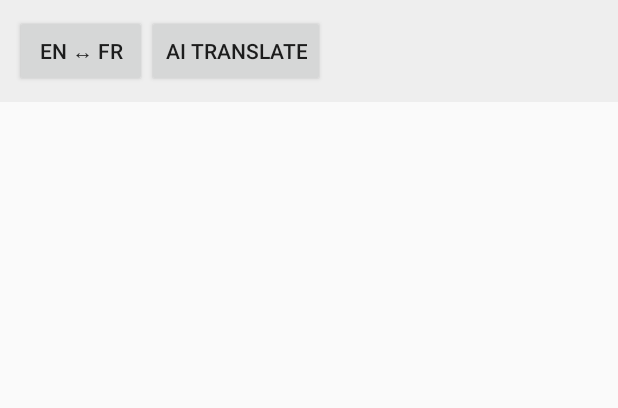
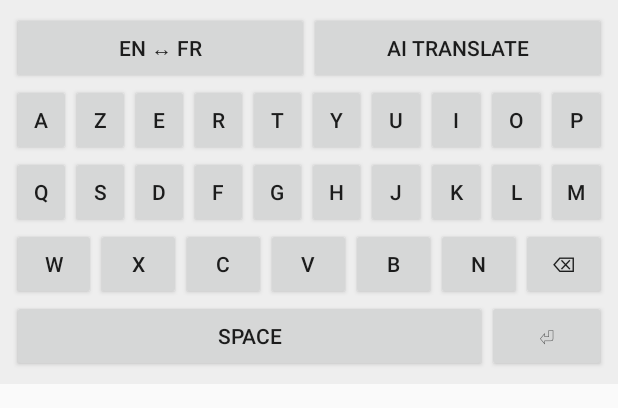
Before and after one commit to Wa101001/AIKeyboard, an Android app built with Jetpack Compose: the layout keyboard_view.xml on its own in the app's theme, with its tools: preview values and no code run, on a phone screen of 412 x 824 dp. Shown: the top 408 px of the screen. Run offline under Robolectric (Android 15) with nearby library versions, the phone set to English and light mode, and no system bars.

Commit message:
Added keys to the keyboard xD

```diff
--- a/app/src/main/java/com/example/aikeyboard/AIKeyboardService.kt
+++ b/app/src/main/java/com/example/aikeyboard/AIKeyboardService.kt
@@ -1,6 +1,7 @@
 package com.example.aikeyboard
 
 import android.inputmethodservice.InputMethodService
+import android.view.KeyEvent
 import android.view.View
 import android.view.inputmethod.InputConnection
 import android.widget.Button
@@ -11,19 +12,57 @@ class AIKeyboardService : InputMethodService() {
     override fun onCreateInputView(): View {
         val keyboardView = layoutInflater.inflate(R.layout.keyboard_view, null)
 
+        val inputConnection = currentInputConnection
+
+        // Buttons for AI features
         val translateButton = keyboardView.findViewById<Button>(R.id.btn_translate)
         val toggleButton = keyboardView.findViewById<Button>(R.id.btn_toggle_lang)
 
         translateButton.setOnClickListener {
-            val inputConnection: InputConnection? = currentInputConnection
-            val text = inputConnection?.getSelectedText(0)?.toString()
-            Toast.makeText(this, "Translate: $text", Toast.LENGTH_SHORT).show()
+            val selectedText = inputConnection?.getSelectedText(0)?.toString()
+            Toast.makeText(this, "Translate: $selectedText", Toast.LENGTH_SHORT).show()
+            // GPT-4 integration will go here
         }
 
         toggleButton.setOnClickListener {
             Toast.makeText(this, "Language toggled", Toast.LENGTH_SHORT).show()
         }
 
+        // AZERTY key labels
+        val keyMap = mapOf(
+            R.id.key_a to "a", R.id.key_z to "z", R.id.key_e to "e", R.id.key_r to "r",
+            R.id.key_t to "t", R.id.key_y to "y", R.id.key_u to "u", R.id.key_i to "i",
+            R.id.key_o to "o", R.id.key_p to "p", R.id.key_q to "q", R.id.key_s to "s",
+            R.id.key_d to "d", R.id.key_f to "f", R.id.key_g to "g", R.id.key_h to "h",
+            R.id.key_j to "j", R.id.key_k to "k", R.id.key_l to "l", R.id.key_m to "m",
+            R.id.key_w to "w", R.id.key_x to "x", R.id.key_c to "c", R.id.key_v to "v",
+            R.id.key_b to "b", R.id.key_n to "n"
+        )
+
+        // Set up character key click listeners
+        for ((id, char) in keyMap) {
+            keyboardView.findViewById<Button>(id).setOnClickListener {
+                currentInputConnection?.commitText(char, 1)
+            }
+        }
+
+        // Handle space
+        keyboardView.findViewById<Button>(R.id.key_space).setOnClickListener {
+            currentInputConnection?.commitText(" ", 1)
+        }
+
+        // Handle delete
+        keyboardView.findViewById<Button>(R.id.key_delete).setOnClickListener {
+            currentInputConnection?.deleteSurroundingText(1, 0)
+        }
+
+        // Handle enter
+        keyboardView.findViewById<Button>(R.id.key_enter).setOnClickListener {
+            currentInputConnection?.sendKeyEvent(
+                KeyEvent(KeyEvent.ACTION_DOWN, KeyEvent.KEYCODE_ENTER)
+            )
+        }
+
         return keyboardView
     }
 }
--- a/app/src/main/res/layout/keyboard_view.xml
+++ b/app/src/main/res/layout/keyboard_view.xml
@@ -1,21 +1,83 @@
 <?xml version="1.0" encoding="utf-8"?>
 <LinearLayout
     xmlns:android="http://schemas.android.com/apk/res/android"
+    android:orientation="vertical"
     android:layout_width="match_parent"
     android:layout_height="wrap_content"
-    android:orientation="horizontal"
     android:background="#eeeeee"
-    android:padding="10dp">
+    android:padding="8dp">
+
+    <!-- Top bar -->
+    <LinearLayout
+        android:layout_width="match_parent"
+        android:layout_height="wrap_content"
+        android:orientation="horizontal">
 
         <Button
             android:id="@+id/btn_toggle_lang"
-        android:layout_width="wrap_content"
+            android:layout_width="0dp"
+            android:layout_weight="1"
             android:layout_height="wrap_content"
             android:text="EN ↔ FR" />
 
         <Button
             android:id="@+id/btn_translate"
-        android:layout_width="wrap_content"
+            android:layout_width="0dp"
+            android:layout_weight="1"
             android:layout_height="wrap_content"
             android:text="AI Translate" />
     </LinearLayout>
+
+    <!-- Row 1: A Z E R T Y U I O P -->
+    <LinearLayout android:layout_width="match_parent"
+        android:layout_height="wrap_content"
+        android:orientation="horizontal">
+        <Button android:id="@+id/key_a" android:layout_weight="1" android:layout_width="0dp" android:text="A" android:layout_height="wrap_content" />
+        <Button android:id="@+id/key_z" android:layout_weight="1" android:layout_width="0dp" android:text="Z" android:layout_height="wrap_content" />
+        <Button android:id="@+id/key_e" android:layout_weight="1" android:layout_width="0dp" android:text="E" android:layout_height="wrap_content" />
+        <Button android:id="@+id/key_r" android:layout_weight="1" android:layout_width="0dp" android:text="R" android:layout_height="wrap_content" />
+        <Button android:id="@+id/key_t" android:layout_weight="1" android:layout_width="0dp" android:text="T" android:layout_height="wrap_content" />
+        <Button android:id="@+id/key_y" android:layout_weight="1" android:layout_width="0dp" android:text="Y" android:layout_height="wrap_content" />
+        <Button android:id="@+id/key_u" android:layout_weight="1" android:layout_width="0dp" android:text="U" android:layout_height="wrap_content" />
+        <Button android:id="@+id/key_i" android:layout_weight="1" android:layout_width="0dp" android:text="I" android:layout_height="wrap_content" />
+        <Button android:id="@+id/key_o" android:layout_weight="1" android:layout_width="0dp" android:text="O" android:layout_height="wrap_content" />
+        <Button android:id="@+id/key_p" android:layout_weight="1" android:layout_width="0dp" android:text="P" android:layout_height="wrap_content" />
+    </LinearLayout>
+
+    <!-- Row 2: Q S D F G H J K L M -->
+    <LinearLayout android:layout_width="match_parent"
+        android:layout_height="wrap_content"
+        android:orientation="horizontal">
+        <Button android:id="@+id/key_q" android:layout_weight="1" android:layout_width="0dp" android:text="Q" android:layout_height="wrap_content" />
+        <Button android:id="@+id/key_s" android:layout_weight="1" android:layout_width="0dp" android:text="S" android:layout_height="wrap_content" />
+        <Button android:id="@+id/key_d" android:layout_weight="1" android:layout_width="0dp" android:text="D" android:layout_height="wrap_content" />
+        <Button android:id="@+id/key_f" android:layout_weight="1" android:layout_width="0dp" android:text="F" android:layout_height="wrap_content" />
+        <Button android:id="@+id/key_g" android:layout_weight="1" android:layout_width="0dp" android:text="G" android:layout_height="wrap_content" />
+        <Button android:id="@+id/key_h" android:layout_weight="1" android:layout_width="0dp" android:text="H" android:layout_height="wrap_content" />
+        <Button android:id="@+id/key_j" android:layout_weight="1" android:layout_width="0dp" android:text="J" android:layout_height="wrap_content" />
+        <Button android:id="@+id/key_k" android:layout_weight="1" android:layout_width="0dp" android:text="K" android:layout_height="wrap_content" />
+        <Button android:id="@+id/key_l" android:layout_weight="1" android:layout_width="0dp" android:text="L" android:layout_height="wrap_content" />
+        <Button android:id="@+id/key_m" android:layout_weight="1" android:layout_width="0dp" android:text="M" android:layout_height="wrap_content" />
+    </LinearLayout>
+
+    <!-- Row 3: W X C V B N Delete -->
+    <LinearLayout android:layout_width="match_parent"
+        android:layout_height="wrap_content"
+        android:orientation="horizontal">
+        <Button android:id="@+id/key_w" android:layout_weight="1" android:layout_width="0dp" android:text="W" android:layout_height="wrap_content" />
+        <Button android:id="@+id/key_x" android:layout_weight="1" android:layout_width="0dp" android:text="X" android:layout_height="wrap_content" />
+        <Button android:id="@+id/key_c" android:layout_weight="1" android:layout_width="0dp" android:text="C" android:layout_height="wrap_content" />
+        <Button android:id="@+id/key_v" android:layout_weight="1" android:layout_width="0dp" android:text="V" android:layout_height="wrap_content" />
+        <Button android:id="@+id/key_b" android:layout_weight="1" android:layout_width="0dp" android:text="B" android:layout_height="wrap_content" />
+        <Button android:id="@+id/key_n" android:layout_weight="1" android:layout_width="0dp" android:text="N" android:layout_height="wrap_content" />
+        <Button android:id="@+id/key_delete" android:layout_weight="1" android:layout_width="0dp" android:text="⌫" android:layout_height="wrap_content" />
+    </LinearLayout>
+
+    <!-- Row 4: Space, Enter -->
+    <LinearLayout android:layout_width="match_parent"
+        android:layout_height="wrap_content"
+        android:orientation="horizontal">
+        <Button android:id="@+id/key_space" android:layout_weight="4" android:layout_width="0dp" android:text="Space" android:layout_height="wrap_content" />
+        <Button android:id="@+id/key_enter" android:layout_weight="1" android:layout_width="0dp" android:text="⏎" android:layout_height="wrap_content" />
+    </LinearLayout>
+</LinearLayout>
```
Lines whose indentation alone changed are shown as unchanged.
